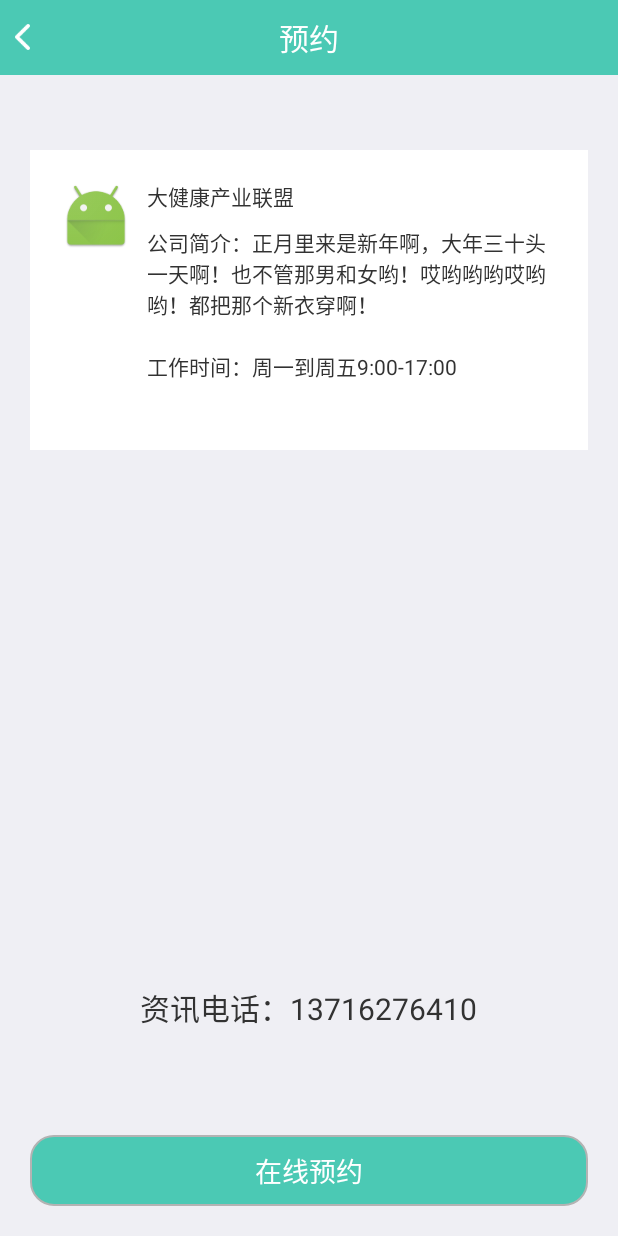
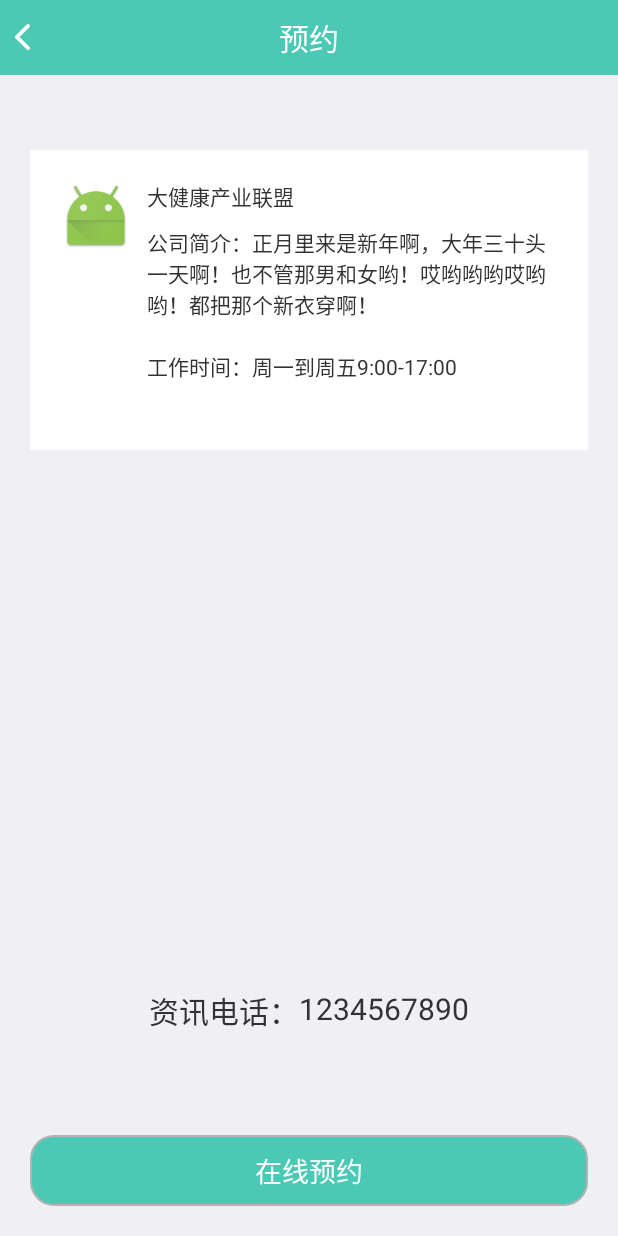
Before and after one commit to 123xuan456/BigHealt, an Android app: the SubscribeActivity screen opened directly, with no data from a screen before it, on a phone screen of 412 x 824 dp. Run offline under Robolectric (Android 15) with nearby library versions, the phone set to English and light mode, and no system bars; libraries missing offline, so code that uses them is left out: com.zhy.http; pictures from the network do not load; 1 statement that could not run was skipped.

Commit message:
六大魔王  预约

```diff
--- a/app/src/main/AndroidManifest.xml
+++ b/app/src/main/AndroidManifest.xml
@@ -85,6 +85,7 @@
        <!-- <activity android:name=".activity.PhysiqueActivity"
             android:screenOrientation="portrait"
             ></activity>-->
+        <activity android:name=".activity.Particular_subscribeActivity"></activity>
     </application>
 
 </manifest>
--- a/app/src/main/java/dbighealth/bighealth/activity/SubscribeActivity.java
+++ b/app/src/main/java/dbighealth/bighealth/activity/SubscribeActivity.java
@@ -1,18 +1,33 @@
 package dbighealth.bighealth.activity;
 
 import android.app.Activity;
+import android.content.Intent;
 import android.os.Bundle;
+import android.os.Handler;
+import android.os.Message;
+import android.util.Log;
 import android.view.View;
 import android.widget.ImageView;
 import android.widget.TextView;
+import android.widget.Toast;
+
+import com.bumptech.glide.Glide;
+import com.google.gson.Gson;
+import com.zhy.http.okhttp.OkHttpUtils;
+import com.zhy.http.okhttp.callback.StringCallback;
 
 import dbighealth.bighealth.R;
+import dbighealth.bighealth.bean.SubscribeBean;
+import okhttp3.Call;
+import utils.UrlUtils;
+
 /**预约页面*/
 public class SubscribeActivity extends Activity implements View.OnClickListener{
 
-    private TextView tvTab;
+    private TextView tvTab,textView34,textView36,textView37,tel,imageView22;
     private ImageView arrow_left;
-    private ImageView right_add;
+    private ImageView right_add,imageView21;
+
 
     @Override
     protected void onCreate(Bundle savedInstanceState) {
@@ -30,7 +45,82 @@ public class SubscribeActivity extends Activity implements View.OnClickListener{
         tvTab.setText("预约");
         arrow_left.setOnClickListener(this);
 
+        textView34 = (TextView)findViewById(R.id.textView34);//公司名字
+        textView36 = (TextView)findViewById(R.id.textView36);//简介
+        textView37 = (TextView)findViewById(R.id.textView37);//工作时间
+        imageView21 = (ImageView)findViewById(R.id.imageView21);
+        imageView22 = (TextView)findViewById(R.id.imageView22);
+        imageView22.setOnClickListener(this);
+        tel = (TextView)findViewById(R.id.tel);
+
+        http();
+
+
     }
+
+    public void http(){
+        try {
+            OkHttpUtils.get()
+                    .url(UrlUtils.SUBSCRIBE)
+                    .build()
+                    .execute(MyStringCallBack);
+        } catch (Exception e) {
+            e.printStackTrace();
+        }
+
+    }
+
+    private StringCallback MyStringCallBack = new StringCallback(){
+
+
+        @Override
+        public void onError(Call call, Exception e, int id) {
+
+            Toast.makeText(getApplicationContext(), "加盟失败", Toast.LENGTH_SHORT).show();
+        }
+
+        @Override
+        public void onResponse(String response, int id) {
+            Message msg = new Message();
+            msg.what = 1;
+            Bundle bundle = new Bundle();
+            bundle.putString("result",response);
+            msg.setData(bundle);
+            handler.sendMessage(msg);
+        }
+    };
+
+    public Handler handler = new Handler(){
+        @Override
+        public void handleMessage(Message msg) {
+            super.handleMessage(msg);
+            switch (msg.what){
+                case 1:
+                    Bundle data = msg.getData();
+                    String result = data.getString("result");
+                    Log.e("liu", "请求到的接口" + result);
+                    Gson gson = new Gson();
+                    SubscribeBean subscribeBean = gson.fromJson(result, SubscribeBean.class);
+                    int code = subscribeBean.getCode();
+                    if(code ==200){
+                        textView34.setText(subscribeBean.getTitle());
+                        textView36.setText(subscribeBean.getContent());
+                        textView37.setText(subscribeBean.getDatetime());
+                        tel.setText(subscribeBean.getTelephone());
+                        String imageurl = subscribeBean.getImageurl();
+
+                        Glide.with(getApplication())
+                                .load(imageurl)
+                                .centerCrop()
+                                .crossFade()
+                                .into(imageView21);
+                    }
+
+                    break;
+            }
+
+        }
+    };
 
     @Override
     public void onClick(View v) {
@@ -38,6 +128,10 @@ public class SubscribeActivity extends Activity implements View.OnClickListener{
             case R.id.arrow_left:
                 finish();
                 break;
+            case R.id.imageView22:
+                Intent intent = new Intent(this,Particular_subscribeActivity.class);
+                startActivity(intent);
+                break;
         }
     }
 }
--- a/app/src/main/java/utils/UrlUtils.java
+++ b/app/src/main/java/utils/UrlUtils.java
@@ -18,5 +18,9 @@ public class UrlUtils {
     public static  String LEAGUE = BASEURL+"/hathappenedat/savehealthcare";
     public static  String  Symptom = BASEURL2+"/Symptom/list";
     public static  String  FileSave = BASEURL2+"/filesave/save";
+    //预约一级
+    public static  String SUBSCRIBE =BASEURL +"/hathappenedat/onlinebookingselect";
+    //详细预约particular
+    public static  String SUBSCRIBE_PARTICULAR =BASEURL +"/hathappenedat/savemakeapp";
 
 }
--- a/app/src/main/res/layout/activity_subscribe.xml
+++ b/app/src/main/res/layout/activity_subscribe.xml
@@ -71,16 +71,32 @@
             android:layout_toRightOf="@+id/textView35" />
     </RelativeLayout>
 
+    <RelativeLayout
+        android:layout_width="wrap_content"
+        android:layout_height="wrap_content"
+        android:layout_above="@+id/imageView22"
+
+        android:layout_centerHorizontal="true">
+
     <TextView
         android:layout_width="wrap_content"
         android:layout_height="wrap_content"
-        android:text="资讯电话：13716276410"
+        android:text="资讯电话："
         android:id="@+id/textView38"
         android:textSize="20sp"
+        android:layout_marginBottom="48dp"
+        />
 
-        android:layout_marginBottom="50dp"
-        android:layout_above="@+id/imageView22"
-        android:layout_centerHorizontal="true" />
+    <TextView
+        android:layout_width="wrap_content"
+        android:layout_height="wrap_content"
+        android:text="1234567890"
+        android:id="@+id/tel"
+        android:textSize="20sp"
+        android:layout_alignParentTop="true"
+        android:layout_toEndOf="@+id/textView38" />
+
+    </RelativeLayout>
 
     <TextView
         android:layout_width="match_parent"
```
Also changed, not shown: 3 other files.
